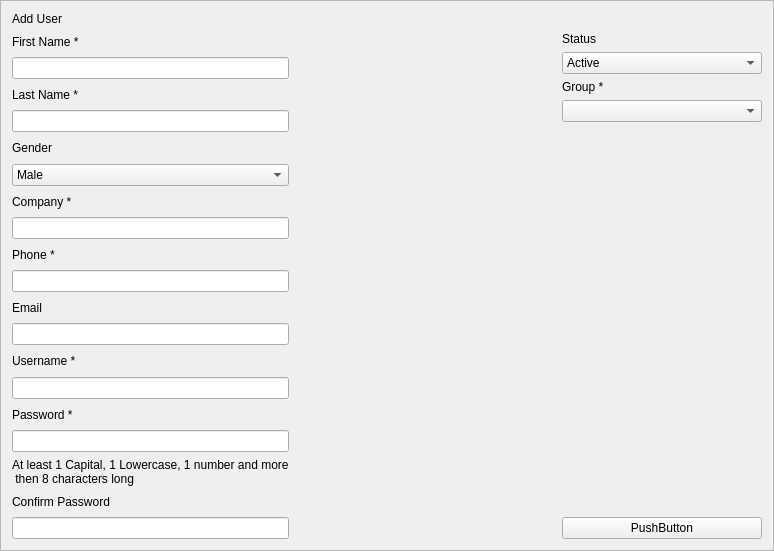
The window that People/f_adduser.ui (ashraf-kx/stock-manager) describes before a commit, drawn with Qt 5.
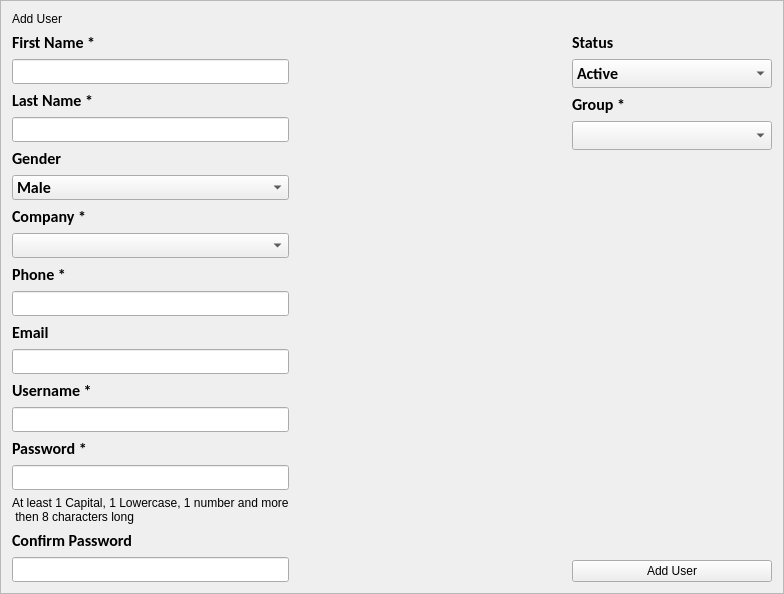
The same window after the commit.

Commit message:
Creating User Interface for "People" Module
Styles, Size, Colors and layouts. plus All inputs needed right now, maybe we will modified later

What changed in the file:
```diff
--- a/People/f_adduser.ui
+++ b/People/f_adduser.ui
@@ -6,8 +6,8 @@
    <rect>
     <x>0</x>
     <y>0</y>
-    <width>774</width>
-    <height>551</height>
+    <width>784</width>
+    <height>519</height>
    </rect>
   </property>
   <property name="windowTitle">
@@ -33,13 +33,38 @@
       <layout class="QVBoxLayout" name="layoutLeftSide">
        <item>
         <widget class="QLabel" name="L_firstName">
+         <property name="font">
+          <font>
+           <family>Calibri</family>
+           <pointsize>12</pointsize>
+           <weight>75</weight>
+           <bold>true</bold>
+          </font>
+         </property>
          <property name="text">
           <string>First Name *</string>
          </property>
         </widget>
        </item>
        <item>
-        <widget class="QLineEdit" name="Le_FirstName">
+        <widget class="QLineEdit" name="Le_firstName">
+         <property name="minimumSize">
+          <size>
+           <width>0</width>
+           <height>25</height>
+          </size>
+         </property>
+         <property name="font">
+          <font>
+           <family>Calibri</family>
+           <pointsize>12</pointsize>
+           <weight>75</weight>
+           <bold>true</bold>
+          </font>
+         </property>
+         <property name="inputMask">
+          <string/>
+         </property>
          <property name="maxLength">
           <number>50</number>
          </property>
@@ -47,6 +72,14 @@
        </item>
        <item>
         <widget class="QLabel" name="L_lastName">
+         <property name="font">
+          <font>
+           <family>Calibri</family>
+           <pointsize>12</pointsize>
+           <weight>75</weight>
+           <bold>true</bold>
+          </font>
+         </property>
          <property name="text">
           <string>Last Name *</string>
          </property>
@@ -54,6 +87,20 @@
        </item>
        <item>
         <widget class="QLineEdit" name="Le_lastName">
+         <property name="minimumSize">
+          <size>
+           <width>0</width>
+           <height>25</height>
+          </size>
+         </property>
+         <property name="font">
+          <font>
+           <family>Calibri</family>
+           <pointsize>12</pointsize>
+           <weight>75</weight>
+           <bold>true</bold>
+          </font>
+         </property>
          <property name="maxLength">
           <number>50</number>
          </property>
@@ -61,6 +108,14 @@
        </item>
        <item>
         <widget class="QLabel" name="L_gender">
+         <property name="font">
+          <font>
+           <family>Calibri</family>
+           <pointsize>12</pointsize>
+           <weight>75</weight>
+           <bold>true</bold>
+          </font>
+         </property>
          <property name="text">
           <string>Gender</string>
          </property>
@@ -71,9 +126,17 @@
          <property name="minimumSize">
           <size>
            <width>200</width>
-           <height>0</height>
+           <height>25</height>
           </size>
          </property>
+         <property name="font">
+          <font>
+           <family>Calibri</family>
+           <pointsize>12</pointsize>
+           <weight>75</weight>
+           <bold>true</bold>
+          </font>
+         </property>
          <item>
           <property name="text">
            <string>Male</string>
@@ -88,20 +151,47 @@
        </item>
        <item>
         <widget class="QLabel" name="L_company">
+         <property name="font">
+          <font>
+           <family>Calibri</family>
+           <pointsize>12</pointsize>
+           <weight>75</weight>
+           <bold>true</bold>
+          </font>
+         </property>
          <property name="text">
           <string>Company *</string>
          </property>
         </widget>
        </item>
        <item>
-        <widget class="QLineEdit" name="Le_company">
-         <property name="maxLength">
-          <number>255</number>
+        <widget class="QComboBox" name="Cb_company">
+         <property name="minimumSize">
+          <size>
+           <width>0</width>
+           <height>25</height>
+          </size>
+         </property>
+         <property name="font">
+          <font>
+           <family>Calibri</family>
+           <pointsize>12</pointsize>
+           <weight>75</weight>
+           <bold>true</bold>
+          </font>
          </property>
         </widget>
        </item>
        <item>
         <widget class="QLabel" name="L_phone">
+         <property name="font">
+          <font>
+           <family>Calibri</family>
+           <pointsize>12</pointsize>
+           <weight>75</weight>
+           <bold>true</bold>
+          </font>
+         </property>
          <property name="text">
           <string>Phone *</string>
          </property>
@@ -109,6 +199,20 @@
        </item>
        <item>
         <widget class="QLineEdit" name="Le_phone">
+         <property name="minimumSize">
+          <size>
+           <width>0</width>
+           <height>25</height>
+          </size>
+         </property>
+         <property name="font">
+          <font>
+           <family>Calibri</family>
+           <pointsize>12</pointsize>
+           <weight>75</weight>
+           <bold>true</bold>
+          </font>
+         </property>
          <property name="maxLength">
           <number>20</number>
          </property>
@@ -116,6 +220,14 @@
        </item>
        <item>
         <widget class="QLabel" name="L_email">
+         <property name="font">
+          <font>
+           <family>Calibri</family>
+           <pointsize>12</pointsize>
+           <weight>75</weight>
+           <bold>true</bold>
+          </font>
+         </property>
          <property name="text">
           <string>Email </string>
          </property>
@@ -123,6 +235,20 @@
        </item>
        <item>
         <widget class="QLineEdit" name="Le_email">
+         <property name="minimumSize">
+          <size>
+           <width>0</width>
+           <height>25</height>
+          </size>
+         </property>
+         <property name="font">
+          <font>
+           <family>Calibri</family>
+           <pointsize>12</pointsize>
+           <weight>75</weight>
+           <bold>true</bold>
+          </font>
+         </property>
          <property name="maxLength">
           <number>255</number>
          </property>
@@ -130,6 +256,14 @@
        </item>
        <item>
         <widget class="QLabel" name="L_username">
+         <property name="font">
+          <font>
+           <family>Calibri</family>
+           <pointsize>12</pointsize>
+           <weight>75</weight>
+           <bold>true</bold>
+          </font>
+         </property>
          <property name="text">
           <string>Username *</string>
          </property>
@@ -137,6 +271,20 @@
        </item>
        <item>
         <widget class="QLineEdit" name="Le_username">
+         <property name="minimumSize">
+          <size>
+           <width>0</width>
+           <height>25</height>
+          </size>
+         </property>
+         <property name="font">
+          <font>
+           <family>Calibri</family>
+           <pointsize>12</pointsize>
+           <weight>75</weight>
+           <bold>true</bold>
+          </font>
+         </property>
          <property name="maxLength">
           <number>50</number>
          </property>
@@ -144,6 +292,14 @@
        </item>
        <item>
         <widget class="QLabel" name="L_password">
+         <property name="font">
+          <font>
+           <family>Calibri</family>
+           <pointsize>12</pointsize>
+           <weight>75</weight>
+           <bold>true</bold>
+          </font>
+         </property>
          <property name="text">
           <string>Password *</string>
          </property>
@@ -151,11 +307,25 @@
        </item>
        <item>
         <widget class="QLineEdit" name="Le_password">
+         <property name="minimumSize">
+          <size>
+           <width>0</width>
+           <height>25</height>
+          </size>
+         </property>
+         <property name="font">
+          <font>
+           <family>Calibri</family>
+           <pointsize>12</pointsize>
+           <weight>75</weight>
+           <bold>true</bold>
+          </font>
+         </property>
          <property name="maxLength">
           <number>50</number>
          </property>
          <property name="echoMode">
-          <enum>QLineEdit::Password</enum>
+          <enum>QLineEdit::PasswordEchoOnEdit</enum>
          </property>
         </widget>
        </item>
@@ -169,6 +339,14 @@
        </item>
        <item>
         <widget class="QLabel" name="L_confirmePass">
+         <property name="font">
+          <font>
+           <family>Calibri</family>
+           <pointsize>12</pointsize>
+           <weight>75</weight>
+           <bold>true</bold>
+          </font>
+         </property>
          <property name="text">
           <string>Confirm Password</string>
          </property>
@@ -176,11 +354,25 @@
        </item>
        <item>
         <widget class="QLineEdit" name="Le_confirmePass">
+         <property name="minimumSize">
+          <size>
+           <width>0</width>
+           <height>25</height>
+          </size>
+         </property>
+         <property name="font">
+          <font>
+           <family>Calibri</family>
+           <pointsize>12</pointsize>
+           <weight>75</weight>
+           <bold>true</bold>
+          </font>
+         </property>
          <property name="maxLength">
           <number>50</number>
          </property>
          <property name="echoMode">
-          <enum>QLineEdit::Password</enum>
+          <enum>QLineEdit::PasswordEchoOnEdit</enum>
          </property>
         </widget>
        </item>
@@ -203,6 +395,14 @@
       <layout class="QVBoxLayout" name="layoutRightSide">
        <item>
         <widget class="QLabel" name="L_status">
+         <property name="font">
+          <font>
+           <family>Calibri</family>
+           <pointsize>12</pointsize>
+           <weight>75</weight>
+           <bold>true</bold>
+          </font>
+         </property>
          <property name="text">
           <string>Status</string>
          </property>
@@ -213,7 +413,7 @@
          <property name="minimumSize">
           <size>
            <width>200</width>
-           <height>0</height>
+           <height>25</height>
           </size>
          </property>
          <property name="maximumSize">
@@ -222,6 +422,14 @@
            <height>16777215</height>
           </size>
          </property>
+         <property name="font">
+          <font>
+           <family>Calibri</family>
+           <pointsize>12</pointsize>
+           <weight>75</weight>
+           <bold>true</bold>
+          </font>
+         </property>
          <item>
           <property name="text">
            <string>Active</string>
@@ -251,13 +459,36 @@
        </item>
        <item>
         <widget class="QLabel" name="L_group">
+         <property name="font">
+          <font>
+           <family>Calibri</family>
+           <pointsize>12</pointsize>
+           <weight>75</weight>
+           <bold>true</bold>
+          </font>
+         </property>
          <property name="text">
           <string>Group *</string>
          </property>
         </widget>
        </item>
        <item>
-        <widget class="QComboBox" name="Cb_group"/>
+        <widget class="QComboBox" name="Cb_group">
+         <property name="minimumSize">
+          <size>
+           <width>0</width>
+           <height>25</height>
+          </size>
+         </property>
+         <property name="font">
+          <font>
+           <family>Calibri</family>
+           <pointsize>12</pointsize>
+           <weight>75</weight>
+           <bold>true</bold>
+          </font>
+         </property>
+        </widget>
        </item>
        <item>
         <spacer name="verticalSpacer">
@@ -275,7 +506,7 @@
        <item>
         <widget class="QPushButton" name="pushButton">
          <property name="text">
-          <string>PushButton</string>
+          <string>Add User</string>
          </property>
         </widget>
        </item>
```
Left out of the diff: 15 changed lines with no effect on the pictures. The commit also changes 2 other files.
